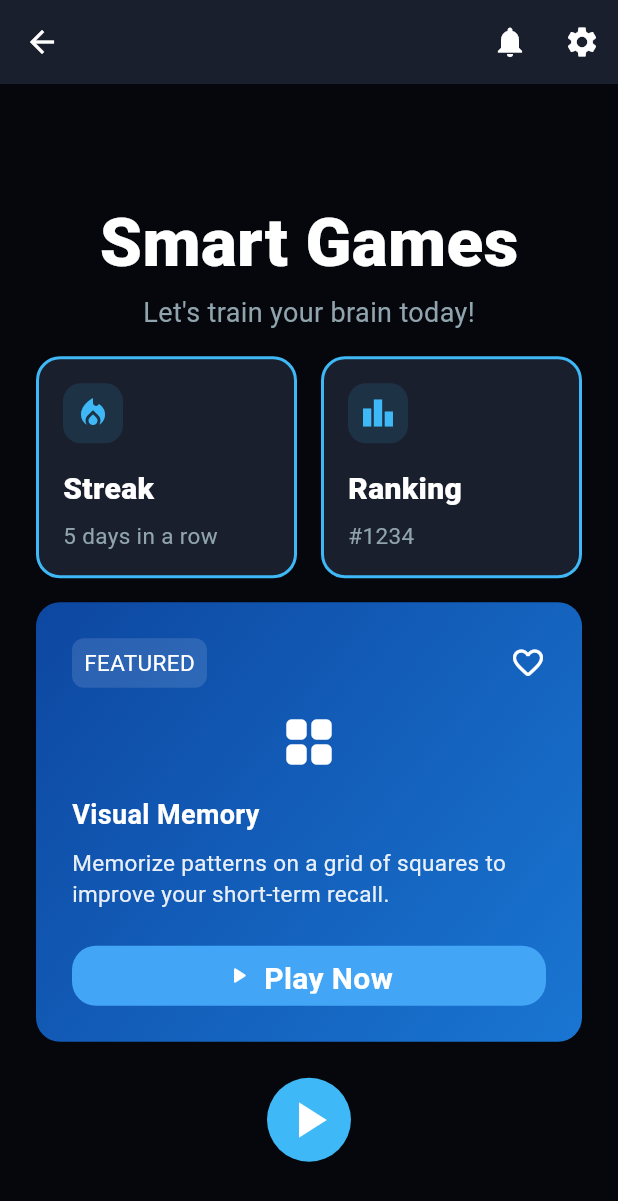
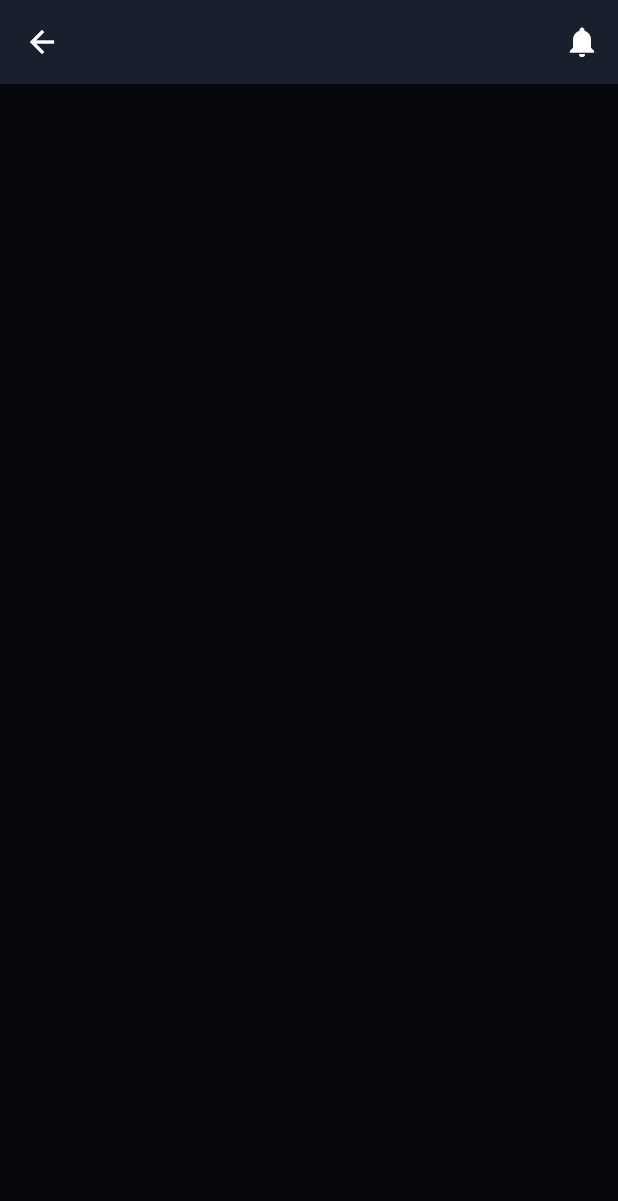
Before and after one commit to ANICEBREAKER/visual_memory, a Flutter app: the MenuScreen screen opened by its route, after a tap on the "settings" icon, on a phone screen of 412 x 824 dp. Shown: the top 1201 px of the screen. Run offline on Flutter 3.47's test engine with Material 3 defaults, Android fonts, the phone set to English and light mode, and no system bars; our stand-ins replace animated_text_kit, connectivity_plus, device_preview, go_router, material_symbols_icons, modal_progress_hud_nsn and 2 more; accounts and stored records are empty; Roboto replaces fonts that are missing (GoogleSans).

Commit message:
- Added new placeholder screen for settings_screen.dart [for user to logout and settings]

```diff
--- a/lib/router.dart
+++ b/lib/router.dart
@@ -3,6 +3,7 @@ import 'package:game_testing/screens/common/game_template/game_result_screen.dar
 import 'package:game_testing/screens/common/login_screen.dart';
 import 'package:game_testing/screens/common/registration_screen.dart';
 import 'package:game_testing/screens/common/game_selection_screen.dart';
+import 'package:game_testing/screens/common/settings_screen.dart';
 import 'package:game_testing/screens/common/welcome_screen.dart';
 import 'package:game_testing/screens/quick_maths/quick_maths_logic/level_state.dart';
 import 'package:game_testing/screens/visual_memory/visual_memory_logic/level_state.dart';
@@ -23,6 +24,7 @@ enum RoutePath {
   result(path: '/result'),
   login(path: '/login'),
   register(path: '/register'),
+  settings(path: '/settings'),
   menu(path: '/menu'),
   gameSelection(path: '/gameSelection');
 
@@ -100,6 +102,10 @@ final GoRouter visualMemoryGoRouter = GoRouter(routes: <RouteBase>[
           builder: (BuildContext context, GoRouterState state) =>
               RegistrationScreen()),
       GoRoute(
+          path: RoutePath.settings.path,
+          builder: (BuildContext context, GoRouterState state) =>
+              SettingsScreen()),
+      GoRoute(
           path: RoutePath.menu.path,
           builder: (BuildContext context, GoRouterState state) =>
               MenuScreen()),
--- a/lib/screens/common/menu_screen.dart
+++ b/lib/screens/common/menu_screen.dart
@@ -24,18 +24,23 @@ class _MenuScreenState extends State<MenuScreen> {
         elevation: 0,
         actions: [
           IconButton(
-              onPressed: () {},
+              onPressed: () {
+                AlertDialog();
+              },
               icon: Icon(
                 Icons.notifications,
                 color: Colors.white,
               )),
           IconButton(
-              onPressed: () {},
+              onPressed: () {
+                context.go(RoutePath.settings.path);
+              },
               icon: Icon(
                 Icons.settings,
                 color: Colors.white,
               ))
         ],
+        automaticallyImplyLeading: false,
       ),
       body: Center(
         child: Padding(
--- /dev/null
+++ b/lib/screens/common/settings_screen.dart
@@ -0,0 +1,41 @@
+import 'package:flutter/material.dart';
+import 'package:game_testing/main.dart';
+
+import '../../theme/app_colors.dart';
+
+class SettingsScreen extends StatefulWidget {
+  const SettingsScreen({super.key});
+
+  @override
+  State<SettingsScreen> createState() => _SettingsScreenState();
+}
+
+class _SettingsScreenState extends State<SettingsScreen> {
+  @override
+  Widget build(BuildContext context) {
+    return Scaffold(
+      backgroundColor: AppColors.backgroundDarkDimmed,
+      appBar: AppBar(
+        backgroundColor: AppColors.surfaceDarkVariant,
+        elevation: 0,
+        actions: [
+          IconButton(
+              onPressed: () {
+                AlertDialog();
+              },
+              icon: Icon(
+                Icons.notifications,
+                color: Colors.white,
+              )),
+        ],
+      ),
+      body: Center(
+        child: Column(
+          children: [
+            //Later
+          ],
+        ),
+      ),
+    );
+  }
+}
```
